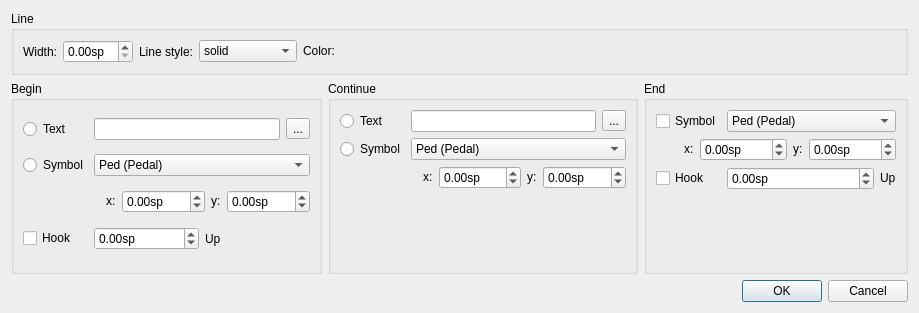
The window that mscore/mscore/lineproperties.ui (musescore/musescore-old) describes before a commit, drawn with Qt 5.
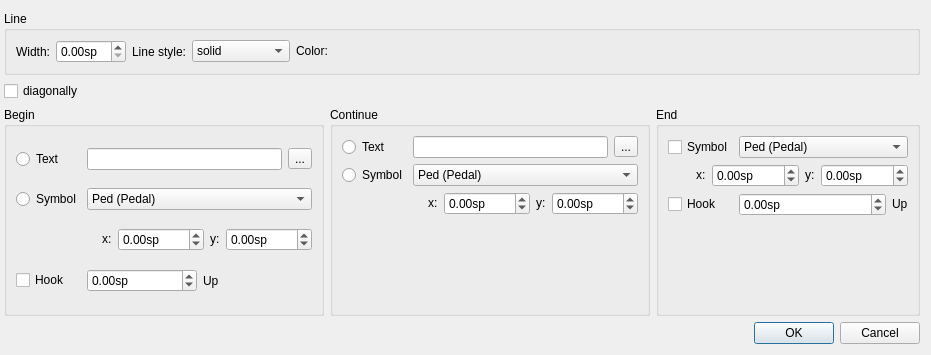
The same window after the commit. Custom widgets are drawn as their Qt base class.

```diff
--- a/mscore/mscore/lineproperties.ui
+++ b/mscore/mscore/lineproperties.ui
@@ -1,19 +1,22 @@
 <?xml version="1.0" encoding="UTF-8"?>
 <ui version="4.0">
  <class>LinePropertiesDialog</class>
- <widget class="QDialog" name="LinePropertiesDialog">
-  <property name="geometry">
+ <widget class="QDialog" name="LinePropertiesDialog" >
+  <property name="geometry" >
    <rect>
     <x>0</x>
     <y>0</y>
-    <width>919</width>
-    <height>313</height>
+    <width>931</width>
+    <height>355</height>
    </rect>
   </property>
   <property name="windowTitle">
    <string>MuseScore: Line Properties</string>
   </property>
-  <layout class="QVBoxLayout" name="verticalLayout">
+  <layout class="QVBoxLayout" name="verticalLayout" >
+   <property name="leftMargin" >
+    <number>4</number>
+   </property>
    <item>
     <widget class="QGroupBox" name="groupBox">
      <property name="title">
@@ -128,7 +131,17 @@
     </widget>
    </item>
    <item>
-    <layout class="QHBoxLayout" name="horizontalLayout">
+    <widget class="QCheckBox" name="diagonal" >
+     <property name="text" >
+      <string>diagonally</string>
+     </property>
+    </widget>
+   </item>
+   <item>
+    <layout class="QHBoxLayout" name="horizontalLayout" >
+     <property name="leftMargin" >
+      <number>0</number>
+     </property>
      <item>
       <widget class="QGroupBox" name="groupBox_3">
        <property name="title">
```
Left out of the diff: 405 changed lines with no effect on the pictures.
